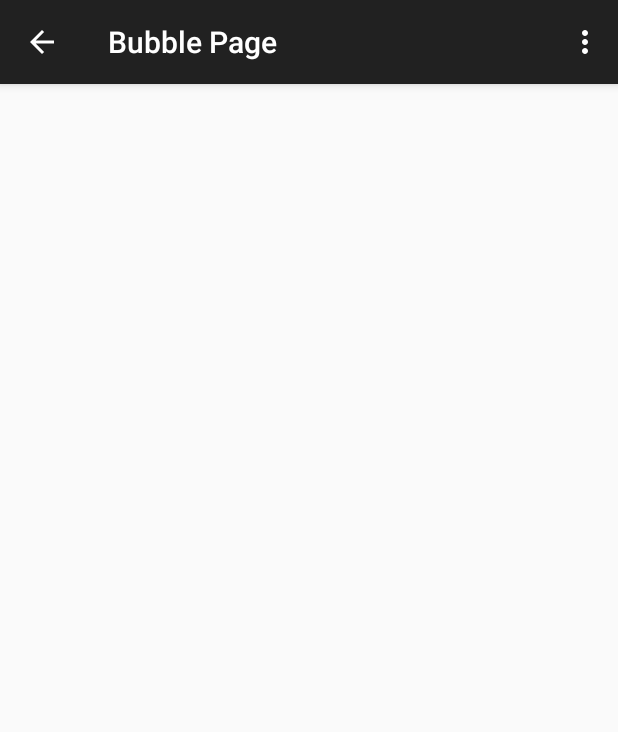
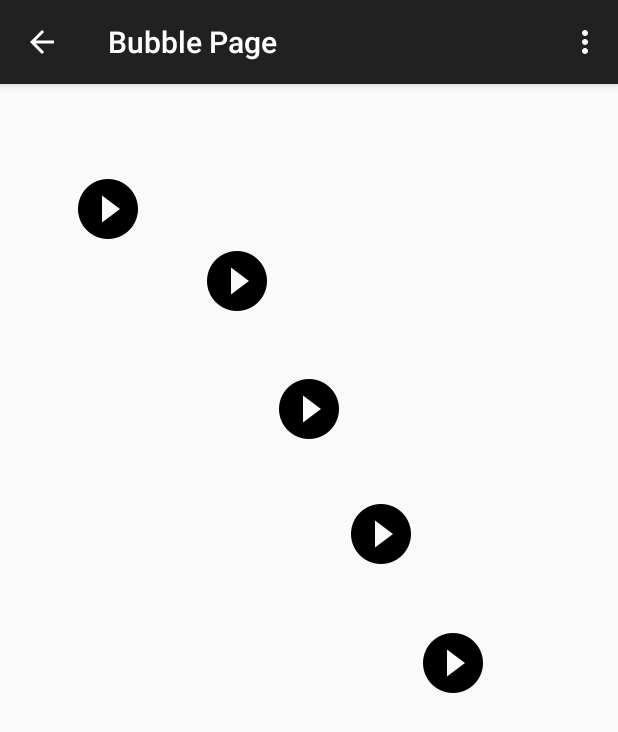
Before and after one commit to MarcioPorto/AviatoAndroidApp, an Android app: the BubblesActivity screen opened directly, with no data from a screen before it, on a phone screen of 412 x 824 dp. Shown: the top 732 px of the screen. Run offline under Robolectric (Android 15) with nearby library versions, the phone set to English and light mode, and no system bars.

Commit message:
Added fake bubbles to layout.

```diff
--- a/app/src/main/java/com/aviato/android/aviato/BubblesActivity.java
+++ b/app/src/main/java/com/aviato/android/aviato/BubblesActivity.java
@@ -1,16 +1,40 @@
 package com.aviato.android.aviato;
 
+import android.content.Intent;
 import android.support.v7.app.AppCompatActivity;
 import android.os.Bundle;
 import android.view.Menu;
 import android.view.MenuItem;
+import android.view.View;
+import android.widget.ImageView;
 
 public class BubblesActivity extends AppCompatActivity {
 
+    private ImageView mTransportation;
+    private ImageView mCheckIn;
+    private ImageView mImmigration;
+    private ImageView mSecurity;
+    private ImageView mGate;
+
     @Override
-    protected void onCreate(Bundle savedInstanceState) {
+    protected void onCreate(final Bundle savedInstanceState) {
         super.onCreate(savedInstanceState);
         setContentView(R.layout.activity_bubbles);
+
+        mTransportation = (ImageView)findViewById(R.id.transport_bubble);
+        mCheckIn = (ImageView)findViewById(R.id.checkin_bubble);
+        mImmigration = (ImageView)findViewById(R.id.immigration_bubble);
+        mSecurity = (ImageView)findViewById(R.id.security_bubble);
+        mGate = (ImageView)findViewById(R.id.gate_bubble);
+
+        mTransportation.setOnClickListener(new View.OnClickListener() {
+            @Override
+            public void onClick(View v) {
+                Intent intent = new Intent(BubblesActivity.this, TransportationModeActivity.class);
+                startActivity(intent);
+            }
+        });
+
     }
 
     @Override
--- a/app/src/main/res/layout/activity_bubbles.xml
+++ b/app/src/main/res/layout/activity_bubbles.xml
@@ -8,4 +8,54 @@
                 android:paddingBottom="@dimen/activity_vertical_margin"
                 tools:context="com.aviato.android.aviato.BubblesActivity">
 
+    <ImageView
+        android:layout_width="wrap_content"
+        android:layout_height="wrap_content"
+        android:id="@+id/transport_bubble"
+        android:layout_alignParentTop="true"
+        android:layout_alignParentLeft="true"
+        android:layout_alignParentStart="true"
+        android:layout_marginLeft="32dp"
+        android:layout_marginStart="32dp"
+        android:layout_marginTop="43dp"
+        android:src="@mipmap/ic_play_circle_filled_black_48dp"/>
+
+    <ImageView
+        android:layout_width="wrap_content"
+        android:layout_height="wrap_content"
+        android:id="@+id/checkin_bubble"
+        android:src="@mipmap/ic_play_circle_filled_black_48dp"
+        android:layout_below="@+id/transport_bubble"
+        android:layout_toLeftOf="@+id/immigration_bubble"
+        android:layout_toStartOf="@+id/immigration_bubble"/>
+
+    <ImageView
+        android:layout_width="wrap_content"
+        android:layout_height="wrap_content"
+        android:id="@+id/immigration_bubble"
+        android:src="@mipmap/ic_play_circle_filled_black_48dp"
+        android:layout_below="@+id/checkin_bubble"
+        android:layout_centerHorizontal="true"
+        android:layout_marginTop="37dp"/>
+
+    <ImageView
+        android:layout_width="wrap_content"
+        android:layout_height="wrap_content"
+        android:id="@+id/security_bubble"
+        android:src="@mipmap/ic_play_circle_filled_black_48dp"
+        android:layout_marginTop="35dp"
+        android:layout_below="@+id/immigration_bubble"
+        android:layout_toRightOf="@+id/immigration_bubble"
+        android:layout_toEndOf="@+id/immigration_bubble"/>
+
+    <ImageView
+        android:layout_width="wrap_content"
+        android:layout_height="wrap_content"
+        android:id="@+id/gate_bubble"
+        android:src="@mipmap/ic_play_circle_filled_black_48dp"
+        android:layout_marginTop="38dp"
+        android:layout_below="@+id/security_bubble"
+        android:layout_toRightOf="@+id/security_bubble"
+        android:layout_toEndOf="@+id/security_bubble"/>
+
 </RelativeLayout>
```
Also changed, not shown: app/src/main/res/mipmap-hdpi/ic_play_circle_filled_black_24dp.png (added), app/src/main/res/mipmap-hdpi/ic_play_circle_filled_black_48dp.png (added), app/src/main/res/mipmap-mdpi/ic_play_circle_filled_black_24dp.png (added), app/src/main/res/mipmap-mdpi/ic_play_circle_filled_black_48dp.png (added), app/src/main/res/mipmap-xhdpi/ic_play_circle_filled_black_24dp.png (added), app/src/main/res/mipmap-xhdpi/ic_play_circle_filled_black_48dp.png (added), app/src/main/res/mipmap-xxhdpi/ic_play_circle_filled_black_24dp.png (added), app/src/main/res/mipmap-xxhdpi/ic_play_circle_filled_black_48dp.png (added), app/src/main/res/mipmap-xxxhdpi/ic_play_circle_filled_black_24dp.png (added), app/src/main/res/mipmap-xxxhdpi/ic_play_circle_filled_black_48dp.png (added).
